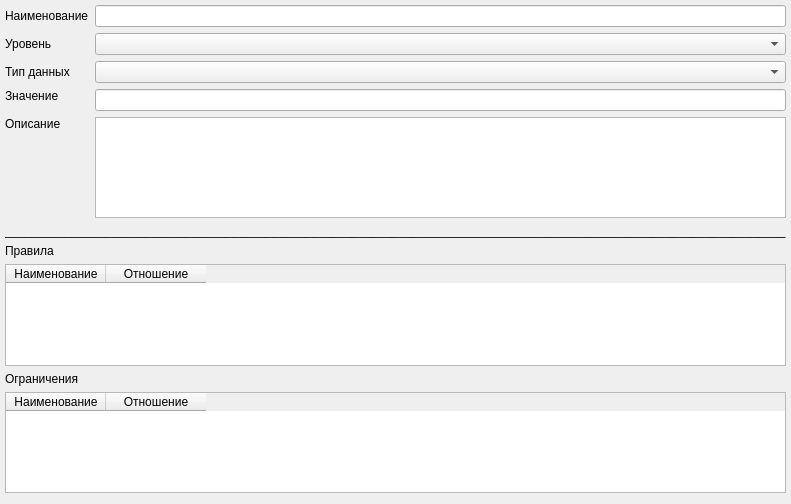
Above: ui/ParameterOptions.ui from lazyDesertMan/Mivar before the change. Below: the same form after it.
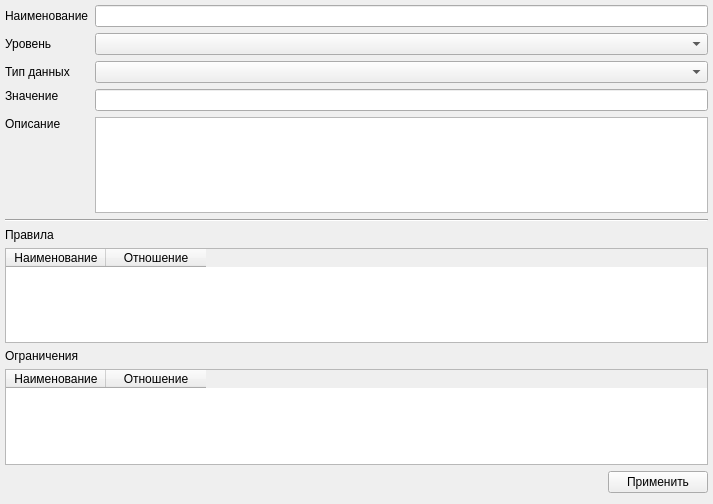
That is the form after the change.

The edit to the form file:
```diff
--- a/ui/ParameterOptions.ui
+++ b/ui/ParameterOptions.ui
@@ -13,7 +13,7 @@
   <property name="windowTitle">
    <string>Form</string>
   </property>
-  <layout class="QGridLayout" name="gridLayout" rowstretch="0,0,0,0,0,0,0,0,0,0">
+  <layout class="QGridLayout" name="gridLayout" rowstretch="0,0,0,0,0,0,0,0,0,0,0">
    <property name="leftMargin">
     <number>5</number>
    </property>
@@ -23,13 +23,10 @@
    <property name="rightMargin">
     <number>5</number>
    </property>
-   <item row="2" column="1">
-    <widget class="QComboBox" name="edit_ParameterListTypeD"/>
-   </item>
-   <item row="6" column="0">
-    <widget class="QLabel" name="label_7">
+   <item row="4" column="0" alignment="Qt::AlignTop">
+    <widget class="QLabel" name="label_5">
      <property name="text">
-      <string>Правила</string>
+      <string>Описание</string>
      </property>
     </widget>
    </item>
@@ -60,44 +57,6 @@
      </property>
     </widget>
    </item>
-   <item row="5" column="0" colspan="2">
-    <widget class="QLabel" name="label_6">
-     <property name="text">
-      <string>_____________________________________________________________________________________________________________________</string>
-     </property>
-    </widget>
-   </item>
-   <item row="9" column="0" colspan="2">
-    <widget class="QTableWidget" name="restrictionTable">
-     <column>
-      <property name="text">
-       <string>Наименование</string>
-      </property>
-     </column>
-     <column>
-      <property name="text">
-       <string>Отношение</string>
-      </property>
-     </column>
-    </widget>
-   </item>
-   <item row="4" column="1">
-    <widget class="QTextEdit" name="edit_ParameterDescription"/>
-   </item>
-   <item row="0" column="0">
-    <widget class="QLabel" name="label">
-     <property name="text">
-      <string>Наименование</string>
-     </property>
-    </widget>
-   </item>
-   <item row="2" column="0">
-    <widget class="QLabel" name="label_3">
-     <property name="text">
-      <string>Тип данных</string>
-     </property>
-    </widget>
-   </item>
    <item row="1" column="0">
     <widget class="QLabel" name="label_2">
      <property name="text">
@@ -105,10 +64,20 @@
      </property>
     </widget>
    </item>
-   <item row="4" column="0" alignment="Qt::AlignTop">
-    <widget class="QLabel" name="label_5">
+   <item row="0" column="1">
+    <widget class="QLineEdit" name="nameParameter"/>
+   </item>
+   <item row="6" column="0">
+    <widget class="QLabel" name="label_7">
      <property name="text">
-      <string>Описание</string>
+      <string>Правила</string>
+     </property>
+    </widget>
+   </item>
+   <item row="2" column="0">
+    <widget class="QLabel" name="label_3">
+     <property name="text">
+      <string>Тип данных</string>
      </property>
     </widget>
    </item>
@@ -119,11 +88,61 @@
      </property>
     </widget>
    </item>
-   <item row="0" column="1">
-    <widget class="QLineEdit" name="edit_ParameterName"/>
+   <item row="5" column="0" colspan="2">
+    <widget class="Line" name="line">
+     <property name="layoutDirection">
+      <enum>Qt::LeftToRight</enum>
+     </property>
+     <property name="orientation">
+      <enum>Qt::Horizontal</enum>
+     </property>
+    </widget>
+   </item>
+   <item row="2" column="1">
+    <widget class="QComboBox" name="listTypeDParameter"/>
    </item>
    <item row="3" column="1">
-    <widget class="QLineEdit" name="edit_ParameterVal"/>
+    <widget class="QLineEdit" name="valParameter"/>
+   </item>
+   <item row="9" column="0" colspan="2">
+    <widget class="QTableWidget" name="restrictionTable">
+     <column>
+      <property name="text">
+       <string>Наименование</string>
+      </property>
+     </column>
+     <column>
+      <property name="text">
+       <string>Отношение</string>
+      </property>
+     </column>
+    </widget>
+   </item>
+   <item row="4" column="1">
+    <widget class="QTextEdit" name="descriptionParameter"/>
+   </item>
+   <item row="0" column="0">
+    <widget class="QLabel" name="label">
+     <property name="text">
+      <string>Наименование</string>
+     </property>
+    </widget>
+   </item>
+   <item row="10" column="1">
+    <widget class="QPushButton" name="editParameter_Button">
+     <property name="maximumSize">
+      <size>
+       <width>100</width>
+       <height>100</height>
+      </size>
+     </property>
+     <property name="layoutDirection">
+      <enum>Qt::RightToLeft</enum>
+     </property>
+     <property name="text">
+      <string>Применить</string>
+     </property>
+    </widget>
    </item>
   </layout>
  </widget>
```
Left out of the diff: 2 changed lines with no effect on the pictures.
